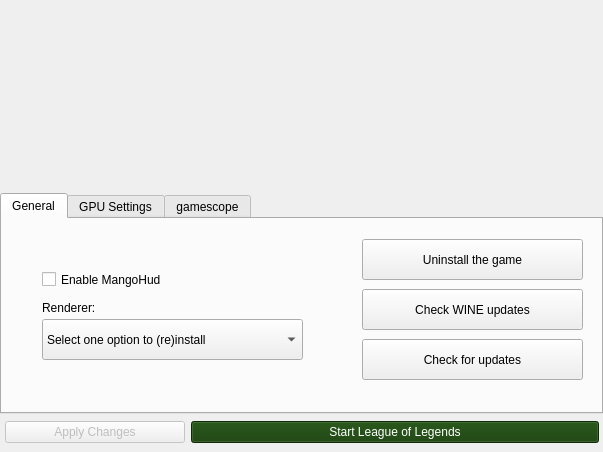
Before: the Qt Designer form python_src/ui/installer.ui in polkaulfield/lol-for-linux-installer, drawn with Qt 5.
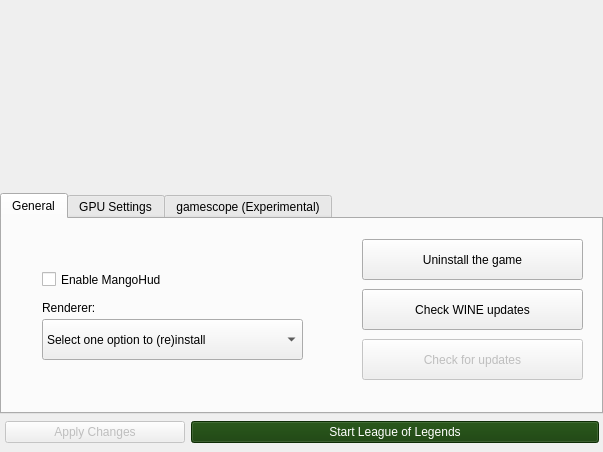
After: the same form once the commit is applied. Icons and pictures are not drawn.

Diff of the .ui file:
```diff
--- a/python_src/ui/installer.ui
+++ b/python_src/ui/installer.ui
@@ -941,6 +941,9 @@
                  </property>
                 </widget>
                 <widget class="QPushButton" name="Checkupdates">
+                 <property name="enabled">
+                  <bool>false</bool>
+                 </property>
                  <property name="geometry">
                   <rect>
                    <x>360</x>
@@ -1017,7 +1020,7 @@
                </widget>
                <widget class="QWidget" name="tab_2">
                 <attribute name="title">
-                 <string>gamescope</string>
+                 <string>gamescope (Experimental)</string>
                 </attribute>
                 <widget class="QCheckBox" name="Usegamescope">
                  <property name="enabled">
```
Left out of the diff: 2 changed lines with no effect on the pictures.
